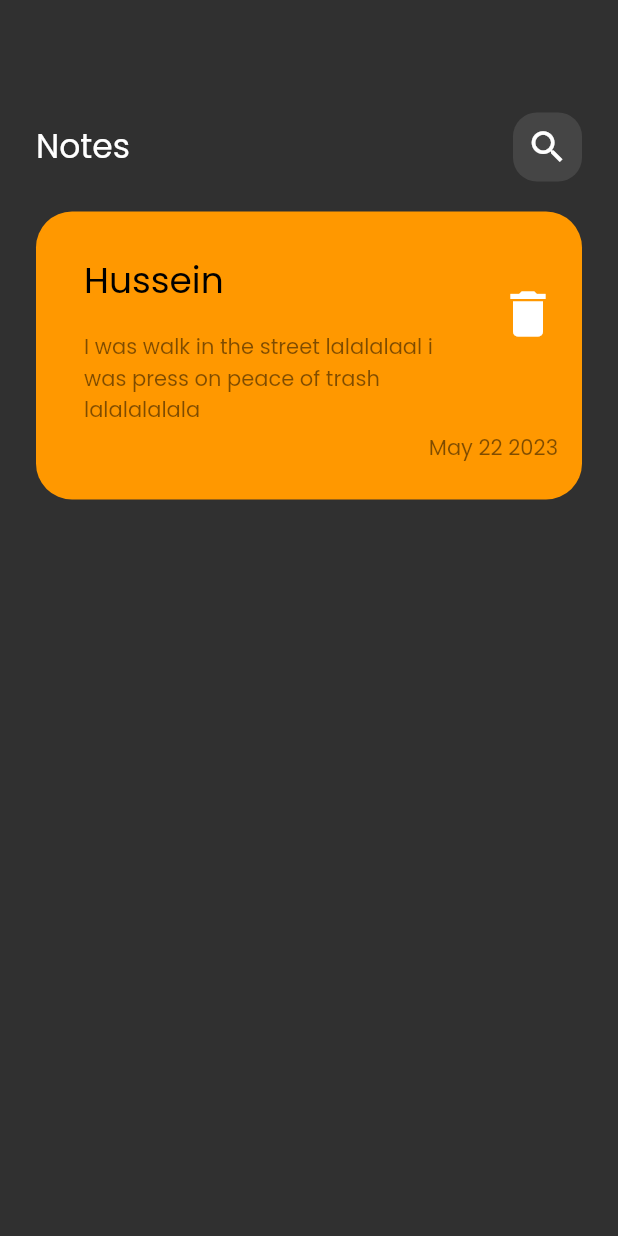
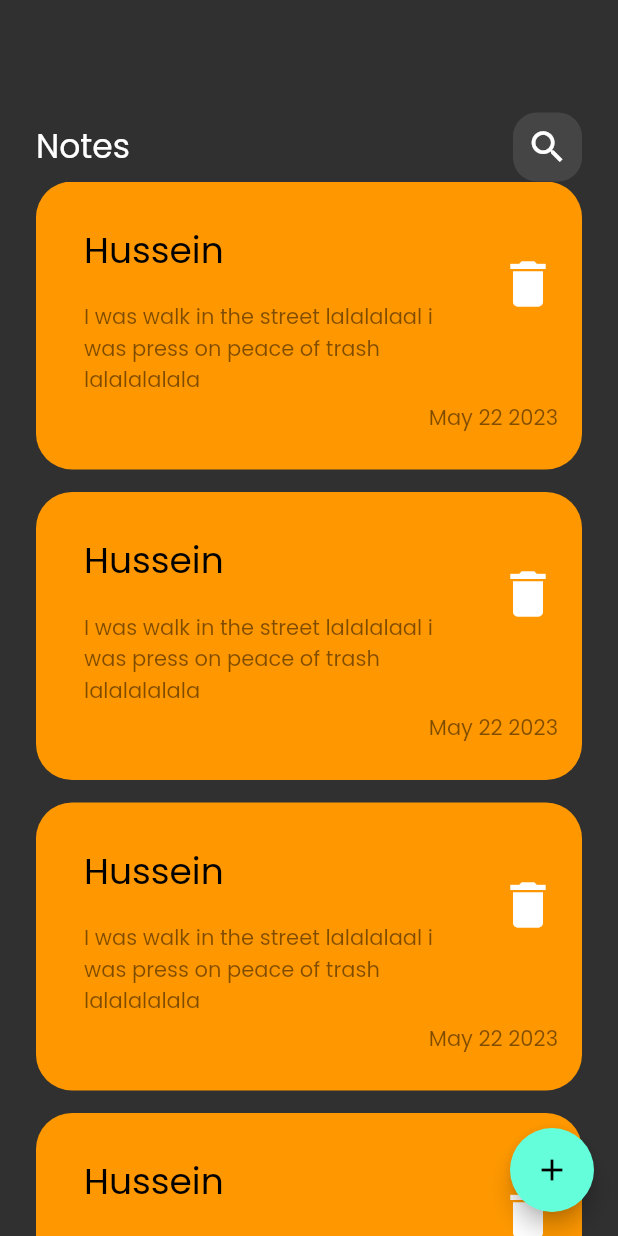
Before and after one commit to Hussein2077/note_app, a Flutter app: the screen it shows after launch, on a phone screen of 412 x 824 dp. Run offline on Flutter 3.47's test engine with Material 2 defaults, Android fonts, the phone set to English and light mode, and no system bars.

Commit message:
Added list view and floating action button

```diff
--- a/lib/view/body.dart
+++ b/lib/view/body.dart
@@ -1,5 +1,6 @@
 import 'package:flutter/material.dart';
 import 'package:note_app/view/widgets/custom_text_tile.dart';
+import 'package:note_app/view/widgets/list_view.dart';
 
 import 'widgets/custom_app_bar.dart';
 
@@ -14,8 +15,8 @@ class Body extends StatelessWidget {
         children: const [
           SizedBox(height: 75),
           CustomAppBar(),
-          SizedBox(height: 20),
-          TextBody(),
+
+          Expanded(child: CustomListView()),
         ],
       ),
     );
--- a/lib/view/note_view.dart
+++ b/lib/view/note_view.dart
@@ -5,8 +5,11 @@ class NoteVeiw extends StatelessWidget {
 
   @override
   Widget build(BuildContext context) {
-    return const Scaffold(
-      body: Body(),
+    return  Scaffold(
+      floatingActionButton: FloatingActionButton(onPressed: (){},
+      child:const Icon(Icons.add),
+      ),
+      body:const Body(),
     );
   }
 }
--- a/lib/view/widgets/custom_text_tile.dart
+++ b/lib/view/widgets/custom_text_tile.dart
@@ -5,6 +5,7 @@ class TextBody extends StatelessWidget {
   @override
   Widget build(BuildContext context) {
     return Container(
+      margin:const EdgeInsets.only(bottom: 15),
       padding: const EdgeInsets.only(top: 24,bottom: 24,left: 16),
       decoration: BoxDecoration(
           borderRadius: BorderRadius.circular(24), color: Colors.orange),
--- /dev/null
+++ b/lib/view/widgets/list_view.dart
@@ -0,0 +1,12 @@
+import 'package:flutter/material.dart';
+import 'package:note_app/view/widgets/custom_text_tile.dart';
+class CustomListView extends StatelessWidget {
+  const CustomListView({Key? key}) : super(key: key);
+
+  @override
+  Widget build(BuildContext context) {
+    return ListView.builder(itemBuilder: (contexr,i){
+      return const TextBody();
+    });
+  }
+}
```
